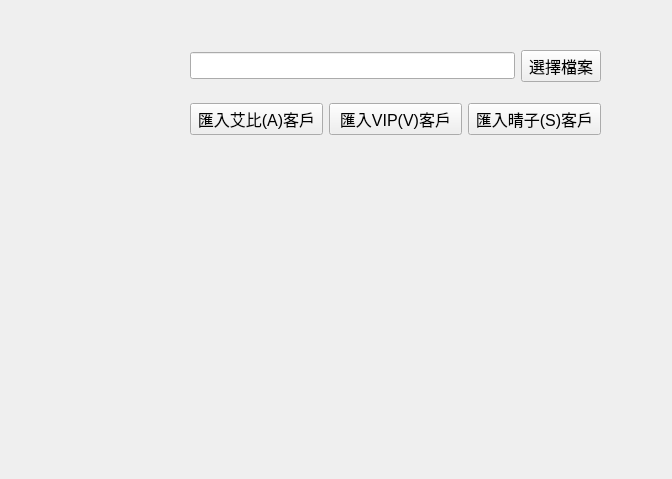
This is src/AdbClient/StageTest.ui in roger0816/Adb as Qt 5 draws it before an edit. The edited form follows.
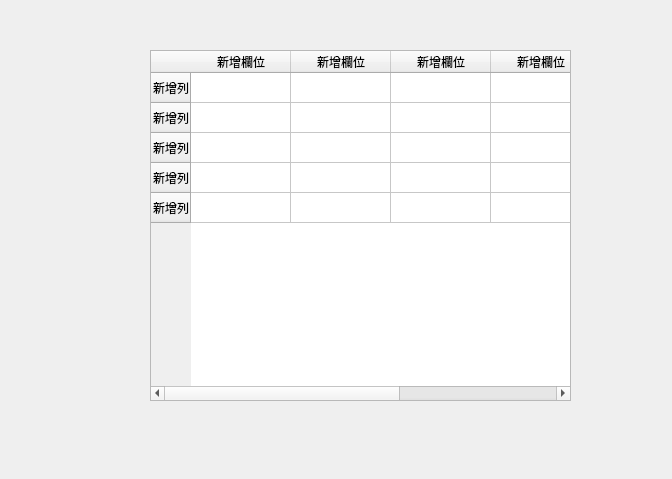
This is the edited form.

The edit to the form file:
```diff
--- a/src/AdbClient/StageTest.ui
+++ b/src/AdbClient/StageTest.ui
@@ -13,68 +13,65 @@
   <property name="windowTitle">
    <string>Form</string>
   </property>
-  <widget class="QWidget" name="widget" native="true">
+  <widget class="QTableWidget" name="tableWidget">
    <property name="geometry">
     <rect>
-     <x>190</x>
+     <x>150</x>
      <y>50</y>
-     <width>411</width>
-     <height>101</height>
+     <width>421</width>
+     <height>351</height>
     </rect>
    </property>
-   <property name="font">
-    <font>
-     <pointsize>12</pointsize>
-    </font>
-   </property>
-   <layout class="QGridLayout" name="gridLayout">
-    <item row="0" column="0">
-     <widget class="QLineEdit" name="lineEdit"/>
-    </item>
-    <item row="0" column="1">
-     <widget class="QPushButton" name="pushButton">
-      <property name="styleSheet">
-       <string notr="true"/>
-      </property>
+   <row>
+    <property name="text">
+     <string>新增列</string>
+    </property>
+   </row>
+   <row>
+    <property name="text">
+     <string>新增列</string>
+    </property>
+   </row>
+   <row>
       <property name="text">
-       <string>選擇檔案</string>
-      </property>
-     </widget>
-    </item>
-    <item row="1" column="0" colspan="2">
-     <widget class="QWidget" name="widget_2" native="true">
-      <layout class="QGridLayout" name="gridLayout_2">
-       <property name="leftMargin">
-        <number>0</number>
-       </property>
-       <property name="rightMargin">
-        <number>0</number>
-       </property>
-       <item row="0" column="0">
-        <widget class="QPushButton" name="pushButton_2">
+     <string>新增列</string>
+    </property>
+   </row>
+   <row>
+    <property name="text">
+     <string>新增列</string>
+    </property>
+   </row>
+   <row>
+    <property name="text">
+     <string>新增列</string>
+    </property>
+   </row>
+   <column>
          <property name="text">
-          <string>匯入艾比(A)客戶</string>
-         </property>
-        </widget>
-       </item>
-       <item row="0" column="1">
-        <widget class="QPushButton" name="pushButton_3">
+     <string>新增欄位</string>
+    </property>
+   </column>
+   <column>
          <property name="text">
-          <string>匯入VIP(V)客戶</string>
-         </property>
-        </widget>
-       </item>
-       <item row="0" column="2">
-        <widget class="QPushButton" name="pushButton_4">
+     <string>新增欄位</string>
+    </property>
+   </column>
+   <column>
          <property name="text">
-          <string>匯入晴子(S)客戶</string>
-         </property>
-        </widget>
-       </item>
-      </layout>
-     </widget>
-    </item>
-   </layout>
+     <string>新增欄位</string>
+    </property>
+   </column>
+   <column>
+    <property name="text">
+     <string>新增欄位</string>
+    </property>
+   </column>
+   <column>
+    <property name="text">
+     <string>新增欄位</string>
+    </property>
+   </column>
   </widget>
  </widget>
  <resources/>
```
Lines whose indentation alone changed are shown as unchanged.
